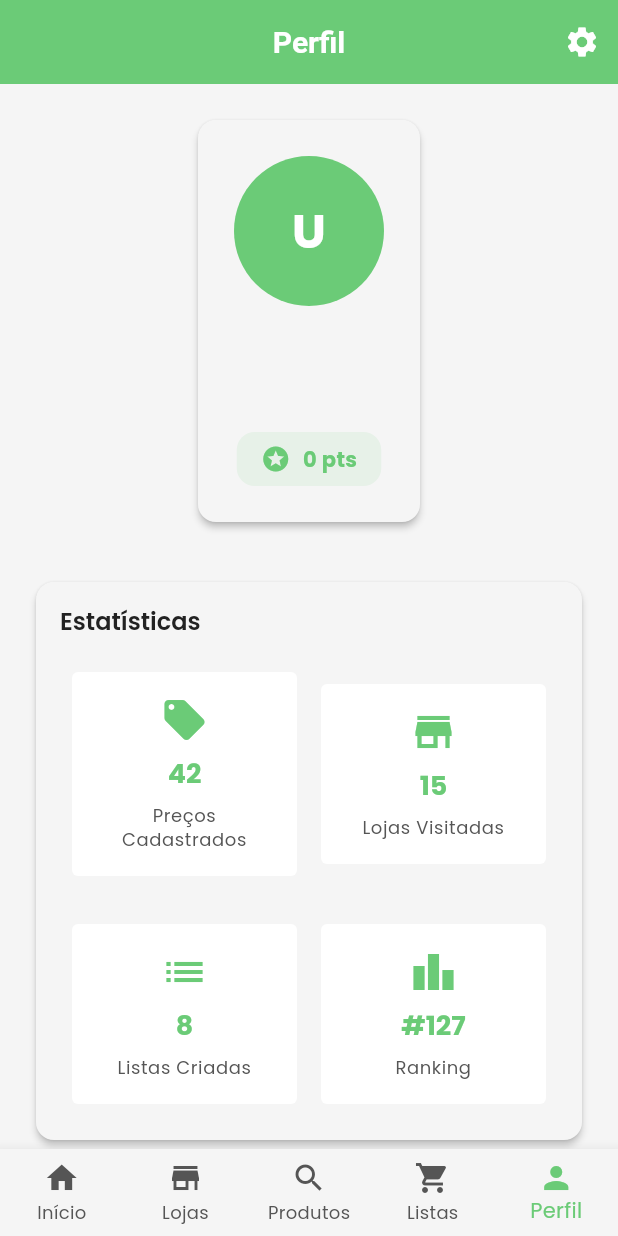
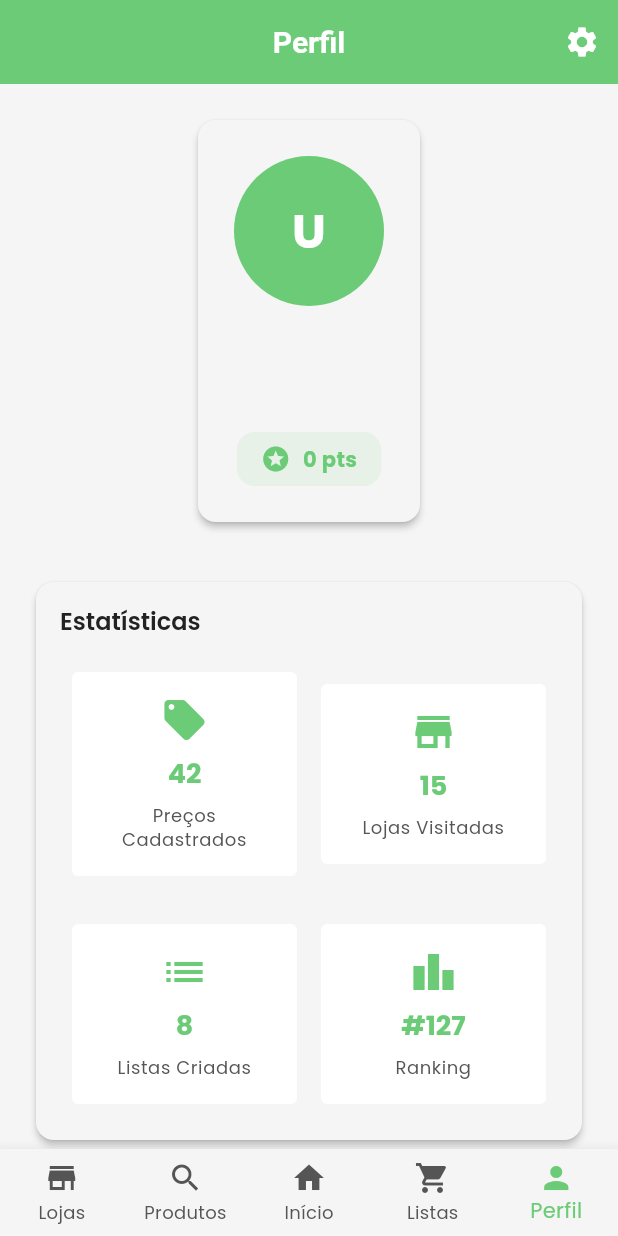
Before and after one commit to welder60/Precinho, a Flutter app: the screen it shows once a user with an empty profile is signed in, item 5 of the bottom bar chosen, on a phone screen of 412 x 824 dp. Run offline on Flutter 3.47's test engine with Material 3 defaults, Android fonts, the phone set to English and light mode, and no system bars; our stand-ins replace cloud_firestore, dio, equatable, firebase_auth, firebase_core, firebase_storage and 5 more; missing offline and left inert: dart:js_util; accounts and stored records are empty.

Commit message:
Move navigation bar to bottom and center home

```diff
--- a/lib/presentation/pages/home/home_page.dart
+++ b/lib/presentation/pages/home/home_page.dart
@@ -17,12 +17,12 @@ class HomePage extends ConsumerStatefulWidget {
 }
 
 class _HomePageState extends ConsumerState<HomePage> {
-  int _currentIndex = 0;
+  int _currentIndex = 2;
 
   final List<Widget> _pages = [
-    const FeedPage(),
     const StoreSearchPage(),
     const ProductSearchPage(),
+    const FeedPage(),
     const ShoppingListsPage(),
     const ProfilePage(),
   ];
@@ -32,55 +32,11 @@ class _HomePageState extends ConsumerState<HomePage> {
     final user = ref.watch(currentUserProvider);
 
     return Scaffold(
-      body: kIsWeb
-          ? Row(
-              children: [
-                // Sidebar para web
-                NavigationRail(
-                  selectedIndex: _currentIndex,
-                  onDestinationSelected: (index) {
-                    setState(() {
-                      _currentIndex = index;
-                    });
-                  },
-                  labelType: NavigationRailLabelType.all,
-                  destinations: const [
-                    NavigationRailDestination(
-                      icon: Icon(Icons.home),
-                      label: Text('Início'),
-                    ),
-                    NavigationRailDestination(
-                      icon: Icon(Icons.store),
-                      label: Text('Lojas'),
-                    ),
-                    NavigationRailDestination(
-                      icon: Icon(Icons.search),
-                      label: Text('Produtos'),
-                    ),
-                    NavigationRailDestination(
-                      icon: Icon(Icons.shopping_cart),
-                      label: Text('Listas'),
-                    ),
-                    NavigationRailDestination(
-                      icon: Icon(Icons.person),
-                      label: Text('Perfil'),
-                    ),
-                  ],
-                ),
-                const VerticalDivider(thickness: 1, width: 1),
-                // Conteúdo principal
-                Expanded(
-                  child: _pages[_currentIndex],
-                ),
-              ],
-            )
-          : IndexedStack(
-              index: _currentIndex,
-              children: _pages,
-            ),
-      bottomNavigationBar: kIsWeb
-          ? null
-          : BottomNavigationBar(
+      body: IndexedStack(
+        index: _currentIndex,
+        children: _pages,
+      ),
+      bottomNavigationBar: BottomNavigationBar(
               type: BottomNavigationBarType.fixed,
               currentIndex: _currentIndex,
               onTap: (index) {
@@ -92,16 +48,16 @@ class _HomePageState extends ConsumerState<HomePage> {
               unselectedItemColor: AppTheme.textSecondaryColor,
               items: const [
                 BottomNavigationBarItem(
-                  icon: Icon(Icons.home),
-                  label: 'Início',
-                ),
-                BottomNavigationBarItem(
                   icon: Icon(Icons.store),
                   label: 'Lojas',
                 ),
                 BottomNavigationBarItem(
                   icon: Icon(Icons.search),
                   label: 'Produtos',
+                ),
+                BottomNavigationBarItem(
+                  icon: Icon(Icons.home),
+                  label: 'Início',
                 ),
                 BottomNavigationBarItem(
                   icon: Icon(Icons.shopping_cart),
```
